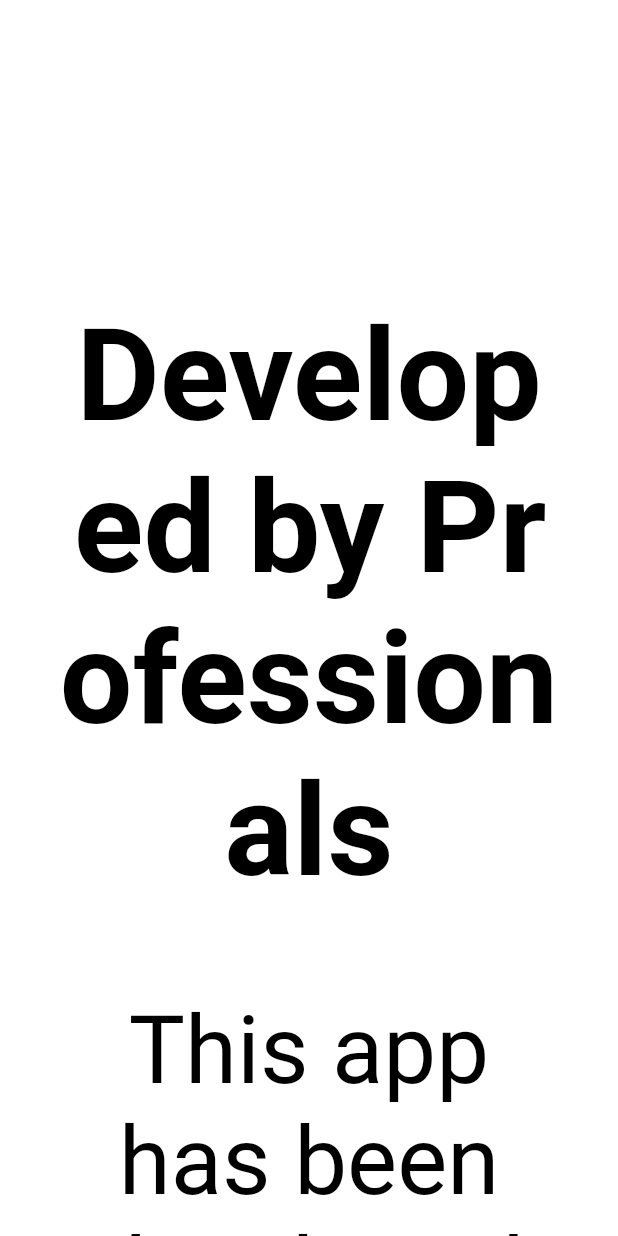
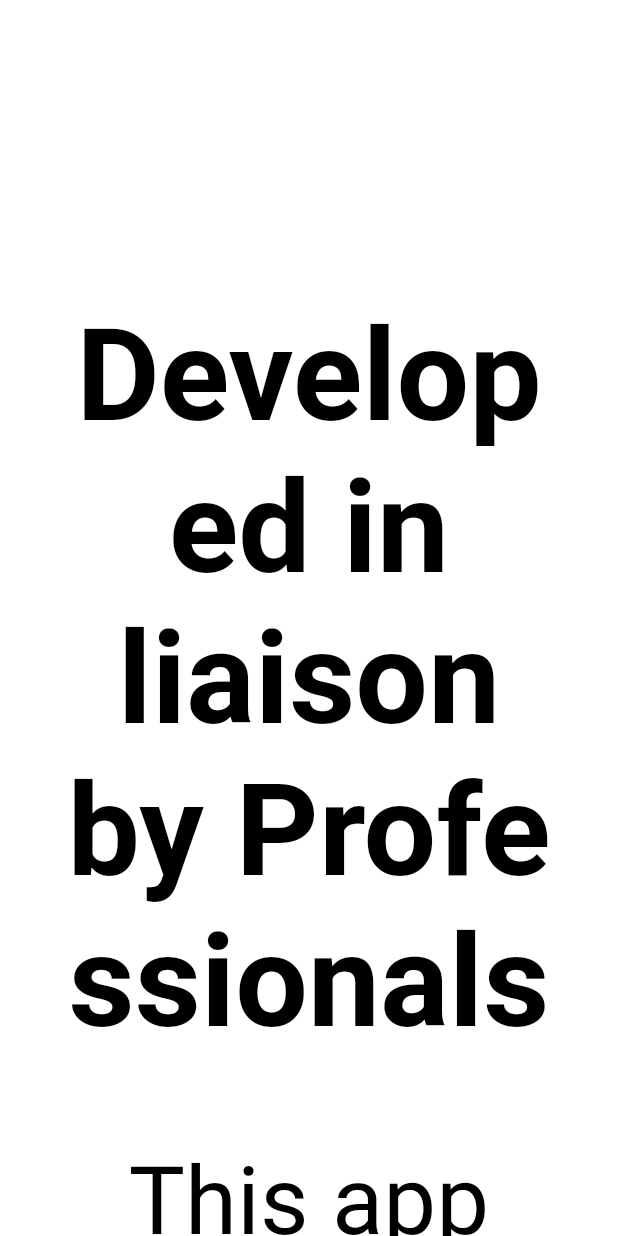
Before and after one commit to MLSA-SRM/MentalHealthApp, a Flutter app: the Onboarding screen opened directly, scrolled down 576 dp, on a phone screen of 412 x 824 dp. Run offline on Flutter 3.47's test engine with Material 2 defaults, Android fonts, the phone set to English and light mode, and no system bars; our stand-ins replace avatar_glow, firebase_database, firebase_messaging, flutter_screenutil, flutter_swiper, shared_preferences and 1 more; missing offline and left inert: flutter_webview_plugin, highlight_text, language_pickers, link; accounts and stored records are empty.

Commit message:
Grammatical changes

```diff
--- a/lib/TimerPage.dart
+++ b/lib/TimerPage.dart
@@ -208,7 +208,7 @@ class TextPortion extends StatelessWidget {
                   text: "Select",
                   style: TextStyle(color: Colors.black, fontSize: textSize)),
               TextSpan(
-                  text: " how much the following statements apply to you,",
+                  text: " how much the following statements apply to you, ",
                   style: TextStyle(color: Colors.red, fontSize: textSize)),
               TextSpan(
                   text: "this will help us understand you better.",
@@ -227,7 +227,7 @@ class TextPortion extends StatelessWidget {
               height: 15,
             ),
             Text(
-                "Next, you will see a list of things that can stop, delay, or discourage people from getting professional care for a mental health problem, or continuing to get help.By professional care, we mean care from staff such as a GP (family doctor), member of a community mental health team (e.g. care coordinator, mental health nurse or mental health social worker), psychiatrist, counselor, psychologist, or psychotherapist.",
+                "Next, you will see a list of things that can stop, delay, or discourage people from getting professional care for a mental health problem, or continuing to get help. By professional care, we mean care from staff such as a GP (family doctor), member of a community mental health team (e.g. care coordinator, mental health nurse or mental health social worker), psychiatrist, counselor, psychologist, or psychotherapist.",
                 style: TextStyle(fontSize: textSize - 2)),
             SizedBox(
               height: 12,
--- a/lib/dass21_intro.dart
+++ b/lib/dass21_intro.dart
@@ -35,7 +35,7 @@ class Dass21Intro extends StatelessWidget {
                   height: MediaQuery.of(context).size.height / 20,
                 ),
                 Text(
-                  "Kudos on taking a step towards bettering your mental health!",
+                  "Kudos on taking a step towards improving your mental health!",
                   textAlign: TextAlign.center,
                   style: TextStyle(
                       fontSize: MediaQuery.of(context).size.width / 20,
--- a/lib/main.dart
+++ b/lib/main.dart
@@ -325,7 +325,7 @@ class _MyAppState extends State<MyApp> with SingleTickerProviderStateMixin {
                           child: RaisedButton(
                             //elevation: 10,
                             onPressed: () async{
-                              launch("https://docs.google.com/document/d/1ZZLO3FCzaQupIxGP1x0Bpsarps9Z1gx4X6UQlxnhBhQ/edit?usp=sharing");
+                              launch("https://github.com/MSPC-Tech/MentalHealthApp/raw/master/static/Get%20Help%20Now.pdf");
                             },
                             shape: RoundedRectangleBorder(
                               borderRadius: BorderRadius.all(
--- a/lib/onboarding.dart
+++ b/lib/onboarding.dart
@@ -82,7 +82,7 @@ class _OnboardingState extends State<Onboarding> {
                       Padding(
                         padding: EdgeInsets.symmetric(horizontal: 20.w),
                         child: Text(
-                          "Developed by Professionals",
+                          "Developed in liaison by Professionals",
                           textAlign: TextAlign.center,
                           style: TextStyle(
                               fontSize: ScreenUtil().setSp(75,allowFontScalingSelf: true),
@@ -346,7 +346,7 @@ class _OnboardingState extends State<Onboarding> {
                       Padding(
                         padding: EdgeInsets.symmetric(horizontal: 20.w),
                         child: Text(
-                          "This is not an alternative to seeking professional help for any acute mental health condition, If you’re currently feeling extremely anxious, suicidal or depressed kindly visit the Emergency of SRM Medical College & Hospital help will be provided to you promptly for the same. Please go through the Consent form below.\n",
+                          "This is not an alternative to seeking professional help for any acute mental health condition. If you’re currently feeling extremely anxious, suicidal or depressed kindly visit the Emergency of SRM Medical College & Hospital. Help will be provided to you promptly for the same. Please go through the Consent form below.\n",
                           textAlign: TextAlign.center,
                           style: TextStyle(
                               fontSize: ScreenUtil().setSp(55,allowFontScalingSelf: true),
@@ -467,7 +467,7 @@ class _OnboardingState extends State<Onboarding> {
                       Padding(
                         padding: EdgeInsets.symmetric(horizontal: 20.w),
                         child: Text(
-                          "Worried about your privacy and/or identity being revealed? Rest assured. The application is anonymous and does not collect any information by which you could be identified (such as your name, e-mail, etc.). The information collected (age, course, etc) is only to determine and analyse your mental health better. Your data and results are safe with us.\n",
+                          "Worried about your privacy and/or identity being revealed? Rest assured. The application is anonymous and does not collect any information by which you could be identified (such as your name, e-mail, etc.). The information collected (age, course, etc.) is only to determine and analyse your mental health better. Your data and results are safe with us.\n",
                           textAlign: TextAlign.center,
                           style: TextStyle(
                               fontSize: ScreenUtil().setSp(55,allowFontScalingSelf: true),
@@ -488,7 +488,7 @@ class _OnboardingState extends State<Onboarding> {
                           child: ListTile(
                             // trailing: Icon(Icons.accessibility_new, color: Colors.white),
                             title: Text(
-                              "Start !",
+                              "Start",
                               textAlign: TextAlign.center,
                               style: TextStyle(fontSize: ScreenUtil().setSp(50,allowFontScalingSelf: true), color: Colors.white),
                             ),
```
Also changed, not shown: lib/SDRS_Page.dart (+4 -4 lines), 1 other file.
